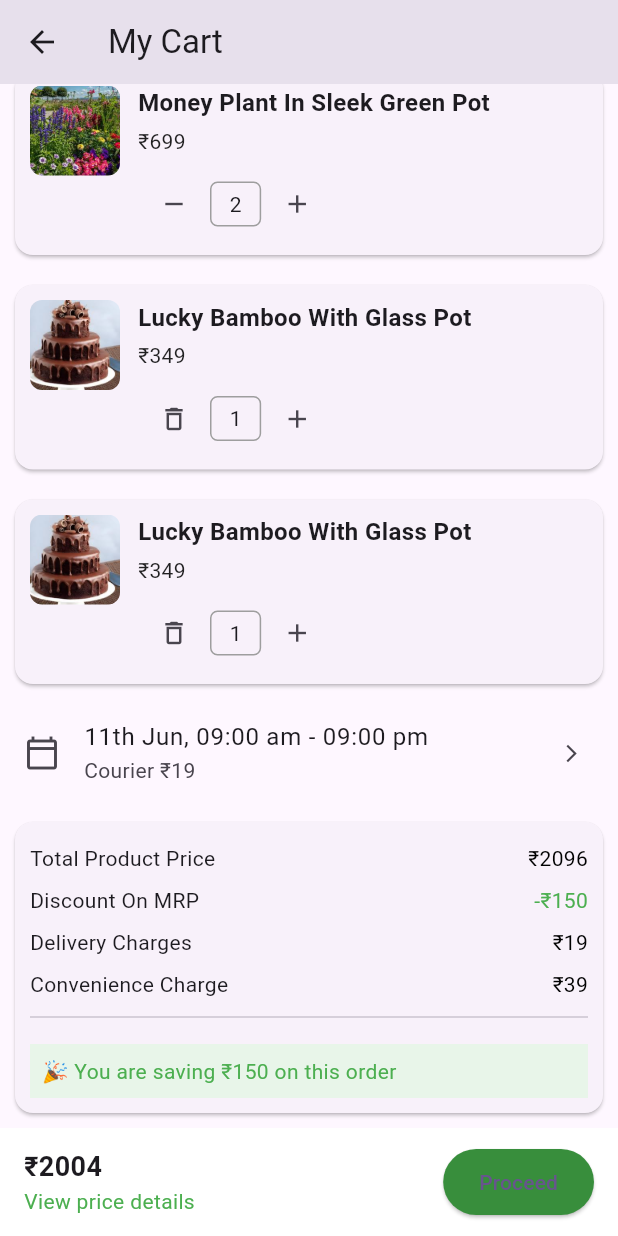
After one commit to Ersanju/firebase-flutter-setup-authentication, a Flutter app: the CartPage screen opened directly, scrolled down 258 dp, after a tap on the "delete outline" icon, on a phone screen of 412 x 824 dp. The commit adds this screen. Run offline on Flutter 3.47's test engine with Material 3 defaults, Android fonts, the phone set to English and light mode, and no system bars; our stand-ins replace country_code_picker, firebase_core, geocoding, geolocator, image_picker; accounts and stored records are empty.

Commit message:
Cart Page

```diff
--- a/lib/home_page.dart
+++ b/lib/home_page.dart
@@ -1,6 +1,8 @@
 import 'dart:async';
 import 'package:firebase_setup_console/data/suggested_product_data.dart';
 import 'package:firebase_setup_console/widgets/account_page/account_page.dart';
+import 'package:firebase_setup_console/widgets/account_page/cart_page.dart';
+import 'package:firebase_setup_console/widgets/account_page/wishlist_page.dart';
 import 'package:firebase_setup_console/widgets/catergory_page/category_page.dart';
 import 'package:firebase_setup_console/widgets/all_gifts_page/all_gifts_page.dart';
 import 'package:firebase_setup_console/widgets/home_page/delivery_location_page.dart';
@@ -116,6 +118,7 @@ class _HomePageState extends State<HomePage> {
 
   PreferredSizeWidget _buildAppBar() {
     return AppBar(
+      automaticallyImplyLeading: false,
       backgroundColor: Colors.white,
       elevation: 0,
       title: Row(
@@ -159,11 +162,25 @@ class _HomePageState extends State<HomePage> {
           ),
         ],
       ),
-      actions: const [
-        Icon(Icons.favorite_border, color: Colors.black),
-        SizedBox(width: 10),
-        Icon(Icons.shopping_cart_outlined, color: Colors.black),
-        SizedBox(width: 10),
+      actions: [
+        IconButton(
+          icon: const Icon(Icons.favorite_border, color: Colors.black),
+          onPressed: () {
+            Navigator.push(
+              context,
+              MaterialPageRoute(builder: (context) => WishlistPage()),
+            );
+          },
+        ),
+        IconButton(
+          icon: const Icon(Icons.shopping_cart_outlined, color: Colors.black),
+          onPressed: () {
+            Navigator.push(
+              context,
+              MaterialPageRoute(builder: (context) => CartPage()),
+            );
+          },
+        ),
       ],
     );
   }
--- /dev/null
+++ b/lib/widgets/account_page/cart_page.dart
@@ -0,0 +1,373 @@
+import 'package:flutter/material.dart';
+
+class CartProduct {
+  final String name;
+  final String imageUrl;
+  final int price;
+  int quantity;
+
+  CartProduct({
+    required this.name,
+    required this.imageUrl,
+    required this.price,
+    this.quantity = 1,
+  });
+}
+
+class CartPage extends StatefulWidget {
+  const CartPage({super.key});
+
+  @override
+  State<CartPage> createState() => _CartPageState();
+}
+
+class _CartPageState extends State<CartPage> {
+  final List<CartProduct> _cartProducts = [
+    CartProduct(
+      name: 'Money Plant In Sleek Green Pot',
+      imageUrl: 'assets/categories/plants.png',
+      price: 699,
+      quantity: 2,
+    ),
+    CartProduct(
+      name: 'Lucky Bamboo With Glass Pot',
+      imageUrl: 'assets/suggested/bamboo_plant.png',
+      price: 599,
+      quantity: 1,
+    ),
+    CartProduct(
+      name: 'Lucky Bamboo With Glass Pot',
+      imageUrl: 'assets/suggested/choco_cake.png',
+      price: 349,
+      quantity: 1,
+    ),
+    CartProduct(
+      name: 'Lucky Bamboo With Glass Pot',
+      imageUrl: 'assets/suggested/choco_cake.png',
+      price: 349,
+      quantity: 1,
+    )
+
+  ];
+
+  final int deliveryCharge = 19;
+  final int convenienceCharge = 39;
+  final int discount = 150;
+
+  int get productPrice =>
+      _cartProducts.fold(0, (sum, item) => sum + item.price * item.quantity);
+
+  int get subtotal => productPrice - discount;
+
+  int get total =>
+      (subtotal > 0 ? subtotal : 0) + deliveryCharge + convenienceCharge;
+
+  void _increaseQuantity(int index) {
+    setState(() {
+      _cartProducts[index].quantity++;
+    });
+  }
+
+  void _decreaseQuantity(int index) {
+    setState(() {
+      if (_cartProducts[index].quantity > 1) {
+        _cartProducts[index].quantity--;
+      } else {
+        _cartProducts.removeAt(index);
+      }
+    });
+  }
+
+  @override
+  Widget build(BuildContext context) {
+    final isEmpty = _cartProducts.isEmpty;
+
+    return Scaffold(
+      appBar: AppBar(
+        title: const Text('My Cart'),
+        leading: IconButton(
+          icon: const Icon(Icons.arrow_back),
+          onPressed: () => Navigator.pop(context),
+        ),
+      ),
+      body: isEmpty
+          ? const Center(
+        child: Text(
+          "🛒 Your cart is empty",
+          style: TextStyle(fontSize: 20, color: Colors.grey),
+        ),
+      )
+          : Column(
+        children: [
+          Expanded(
+            child: SingleChildScrollView(
+              child: Column(
+                children: [
+                  const StepIndicator(),
+                  const LocationCard(),
+                  ListView.builder(
+                    itemCount: _cartProducts.length,
+                    shrinkWrap: true,
+                    physics: const NeverScrollableScrollPhysics(),
+                    itemBuilder: (context, index) {
+                      final product = _cartProducts[index];
+                      return CartItem(
+                        product: product,
+                        onIncrease: () => _increaseQuantity(index),
+                        onDecrease: () => _decreaseQuantity(index),
+                      );
+                    },
+                  ),
+                  const DeliveryInfo(),
+                  PriceDetails(
+                    productPrice: productPrice,
+                    discount: discount,
+                    deliveryCharge: deliveryCharge,
+                    convenienceCharge: convenienceCharge,
+                  ),
+                ],
+              ),
+            ),
+          ),
+          CartBottomBar(total: total),
+        ],
+      ),
+    );
+  }
+}
+
+class StepIndicator extends StatelessWidget {
+  const StepIndicator({super.key});
+
+  @override
+  Widget build(BuildContext context) {
+    return const Padding(
+      padding: EdgeInsets.symmetric(vertical: 8),
+      child: Row(
+        mainAxisAlignment: MainAxisAlignment.spaceEvenly,
+        children: [
+          Icon(Icons.shopping_cart, color: Colors.green),
+          Icon(Icons.local_shipping_outlined, color: Colors.grey),
+          Icon(Icons.currency_rupee, color: Colors.grey),
+        ],
+      ),
+    );
+  }
+}
+
+class LocationCard extends StatelessWidget {
+  const LocationCard({super.key});
+
+  @override
+  Widget build(BuildContext context) {
+    return ListTile(
+      leading: const Icon(Icons.location_on_outlined),
+      title: const Text('Basti, Uttar Pradesh'),
+      tileColor: Colors.grey.shade100,
+    );
+  }
+}
+
+class CartItem extends StatelessWidget {
+  final CartProduct product;
+  final VoidCallback onIncrease;
+  final VoidCallback onDecrease;
+
+  const CartItem({
+    super.key,
+    required this.product,
+    required this.onIncrease,
+    required this.onDecrease,
+  });
+
+  @override
+  Widget build(BuildContext context) {
+    return Card(
+      margin: const EdgeInsets.all(10),
+      child: Padding(
+        padding: const EdgeInsets.all(10),
+        child: Row(
+          crossAxisAlignment: CrossAxisAlignment.start,
+          children: [
+            ClipRRect(
+              borderRadius: BorderRadius.circular(8),
+              child: Image.asset(
+                product.imageUrl,
+                width: 60,
+                height: 60,
+                fit: BoxFit.cover,
+              ),
+            ),
+            const SizedBox(width: 12),
+            Expanded(
+              child: Column(
+                crossAxisAlignment: CrossAxisAlignment.start,
+                children: [
+                  Text(
+                    product.name,
+                    maxLines: 2,
+                    overflow: TextOverflow.ellipsis,
+                    style: const TextStyle(
+                      fontWeight: FontWeight.bold,
+                      fontSize: 16,
+                    ),
+                  ),
+                  const SizedBox(height: 4),
+                  Text(
+                    '₹${product.price}',
+                    style: const TextStyle(fontSize: 14, color: Colors.black87),
+                  ),
+                  const SizedBox(height: 8),
+                  Row(
+                    children: [
+                      IconButton(
+                        icon: Icon(
+                          product.quantity == 1
+                              ? Icons.delete_outline
+                              : Icons.remove,
+                          size: 20,
+                        ),
+                        onPressed: onDecrease,
+                      ),
+                      Container(
+                        padding: const EdgeInsets.symmetric(
+                            horizontal: 12, vertical: 4),
+                        decoration: BoxDecoration(
+                          border: Border.all(color: Colors.grey),
+                          borderRadius: BorderRadius.circular(5),
+                        ),
+                        child: Text(
+                          product.quantity.toString(),
+                          style: const TextStyle(fontSize: 14),
+                        ),
+                      ),
+                      IconButton(
+                        icon: const Icon(Icons.add, size: 20),
+                        onPressed: onIncrease,
+                      ),
+                    ],
+                  ),
+                ],
+              ),
+            ),
+          ],
+        ),
+      ),
+    );
+
+  }
+}
+
+class DeliveryInfo extends StatelessWidget {
+  const DeliveryInfo({super.key});
+
+  @override
+  Widget build(BuildContext context) {
+    return ListTile(
+      leading: const Icon(Icons.calendar_today_outlined),
+      title: const Text('11th Jun, 09:00 am - 09:00 pm'),
+      subtitle: const Text('Courier ₹19'),
+      trailing: const Icon(Icons.arrow_forward_ios, size: 14),
+    );
+  }
+}
+
+class PriceDetails extends StatelessWidget {
+  final int productPrice;
+  final int discount;
+  final int deliveryCharge;
+  final int convenienceCharge;
+
+  const PriceDetails({
+    super.key,
+    required this.productPrice,
+    required this.discount,
+    required this.deliveryCharge,
+    required this.convenienceCharge,
+  });
+
+  @override
+  Widget build(BuildContext context) {
+    int subtotal = productPrice - discount;
+    int finalAmount =
+        (subtotal > 0 ? subtotal : 0) + deliveryCharge + convenienceCharge;
+
+    return Card(
+      margin: const EdgeInsets.all(10),
+      child: Padding(
+        padding: const EdgeInsets.all(10),
+        child: Column(
+          children: [
+            _priceRow("Total Product Price", "₹$productPrice"),
+            _priceRow("Discount On MRP", "-₹$discount", color: Colors.green),
+            _priceRow("Delivery Charges", "₹$deliveryCharge"),
+            _priceRow("Convenience Charge", "₹$convenienceCharge"),
+            const Divider(),
+            const SizedBox(height: 10),
+            Container(
+              width: double.infinity,
+              padding: const EdgeInsets.all(8),
+              color: Colors.green.shade50,
+              child: Text(
+                "🎉 You are saving ₹$discount on this order",
+                style: const TextStyle(color: Colors.green),
+              ),
+            )
+          ],
+        ),
+      ),
+    );
+  }
+
+  Widget _priceRow(String title, String value, {Color? color}) {
+    return Padding(
+      padding: const EdgeInsets.symmetric(vertical: 4),
+      child: Row(
+        mainAxisAlignment: MainAxisAlignment.spaceBetween,
+        children: [
+          Text(title),
+          Text(value, style: TextStyle(color: color ?? Colors.black)),
+        ],
+      ),
+    );
+  }
+}
+
+class CartBottomBar extends StatelessWidget {
+  final int total;
+
+  const CartBottomBar({super.key, required this.total});
+
+  @override
+  Widget build(BuildContext context) {
+    return Container(
+      color: Colors.white,
+      padding: const EdgeInsets.symmetric(horizontal: 16, vertical: 12),
+      child: Row(
+        children: [
+          Expanded(
+            child: Column(
+              crossAxisAlignment: CrossAxisAlignment.start,
+              children: [
+                Text("₹$total",
+                    style: const TextStyle(
+                        fontSize: 18, fontWeight: FontWeight.bold)),
+                const Text("View price details",
+                    style: TextStyle(color: Colors.green)),
+              ],
+            ),
+          ),
+          ElevatedButton(
+            style: ElevatedButton.styleFrom(
+              backgroundColor: Colors.green.shade700,
+              padding:
+              const EdgeInsets.symmetric(horizontal: 24, vertical: 12),
+            ),
+            onPressed: () {},
+            child: const Text("Proceed"),
+          )
+        ],
+      ),
+    );
+  }
+}
--- a/lib/widgets/all_gifts_page/all_gifts_page.dart
+++ b/lib/widgets/all_gifts_page/all_gifts_page.dart
@@ -12,7 +12,7 @@ class _AllGiftsPageState extends State<AllGiftsPage> {
   List<Map<String, dynamic>> giftTypes = [
     {
       'title': 'Cakes',
-      'image': 'https://via.placeholder.com/60', // Replace with actual image URL
+      'image': 'assets/categories/cakes.png', // Replace with actual image URL
       'subcategories': [
         'Celebrate Special Occasions',
         'Top Picks',
@@ -23,15 +23,36 @@ class _AllGiftsPageState extends State<AllGiftsPage> {
     },
     {
       'title': 'Flowers',
-      'image': 'https://via.placeholder.com/60',
+      'image': 'assets/categories/flowers.png',
+      'subcategories': [
+        'Celebrate Special Occasions',
+        'Top Picks',
+        'Yummy Treats',
+        'Flavour Choices',
+        'Send Cakes to',
+      ]
     },
     {
       'title': 'Personalised',
-      'image': 'https://via.placeholder.com/60',
+      'image': 'assets/categories/personalised.png',
+      'subcategories': [
+        'Celebrate Special Occasions',
+        'Top Picks',
+        'Yummy Treats',
+        'Flavour Choices',
+        'Send Cakes to',
+      ]
     },
     {
       'title': 'Plants',
-      'image': 'https://via.placeholder.com/60',
+      'image': 'assets/categories/plants.png',
+      'subcategories': [
+        'Celebrate Special Occasions',
+        'Top Picks',
+        'Yummy Treats',
+        'Flavour Choices',
+        'Send Cakes to',
+      ]
     },
   ];
 
@@ -51,7 +72,15 @@ class _AllGiftsPageState extends State<AllGiftsPage> {
           return Card(
             margin: EdgeInsets.symmetric(horizontal: 12, vertical: 6),
             child: ExpansionTile(
-              leading: Image.network(gift['image'], width: 50, height: 50),
+              leading: ClipRRect(
+                borderRadius: BorderRadius.circular(25), // half of width/height for circle
+                child: Image.asset(
+                  gift['image'],
+                  width: 50,
+                  height: 50,
+                  fit: BoxFit.cover,
+                ),
+              ),
               title: Text(gift['title']),
               children: gift['subcategories'] != null
                   ? (gift['subcategories'] as List<String>)
@@ -73,7 +102,7 @@ class _AllGiftsPageState extends State<AllGiftsPage> {
                     shape: RoundedRectangleBorder(
                       borderRadius: BorderRadius.circular(8),
                     ),
-                    padding: EdgeInsets.symmetric(vertical: 12),
+                    padding: EdgeInsets.symmetric(horizontal: 10, vertical: 12),
                   ),
                   child: Align(
                     alignment: Alignment.centerLeft,
--- a/lib/widgets/authentication/opt_verification_page.dart
+++ b/lib/widgets/authentication/opt_verification_page.dart
@@ -146,7 +146,7 @@ class _OtpVerificationPageState extends State<OtpVerificationPage> {
                     backgroundColor: const Color(0xFF7A8E3E),
                     padding: const EdgeInsets.symmetric(vertical: 16)),
                 onPressed: () {
-                  Navigator.push(context,
+                  Navigator.pushReplacement(context,
                   MaterialPageRoute(builder: (context) => HomePage()));
                 },
                 child: const Text("Confirm OTP",
```
Also changed, not shown: 1 other file.
